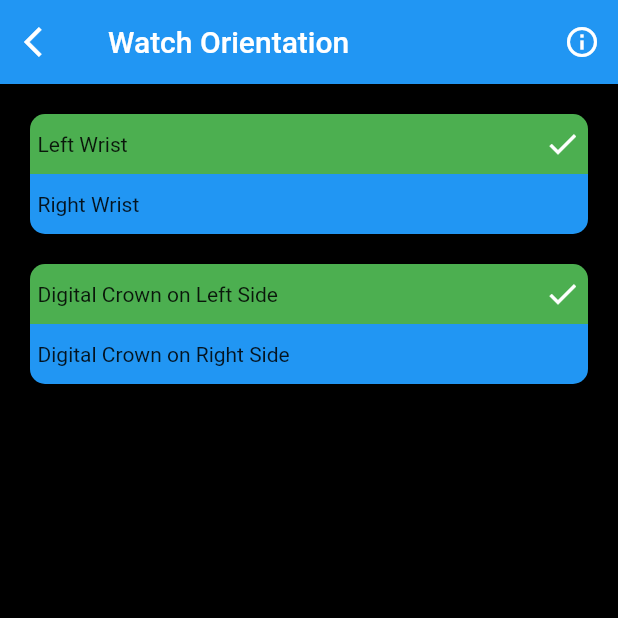
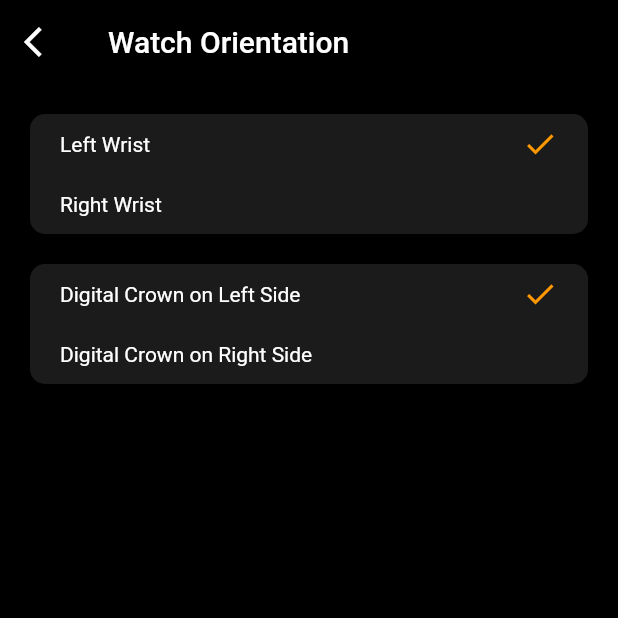
Before and after one commit to TaneHerbert/MyWatchApp, a Flutter app: the GeneralPage screen opened directly, after a tap on "Watch Orientation", on a phone screen of 412 x 824 dp, the top half of it. Run offline on Flutter 3.47's test engine with Material 2 defaults, Android fonts, the phone set to English and light mode, and no system bars; our stand-ins replace carousel_slider, flutter_blue, font_awesome_flutter.

Commit message:
Changed main colours Future idea: have all colours in one class so can easily chnage in futute

```diff
--- a/lib/generalPage.dart
+++ b/lib/generalPage.dart
@@ -20,6 +20,7 @@
   Widget build(BuildContext context) {
     return Scaffold(
       appBar: AppBar(
+        backgroundColor: Colors.black,
         title: const Text('GeneralPage'),
         automaticallyImplyLeading: false,
         leading: IconButton(
@@ -28,14 +29,6 @@
           },
           icon: const Icon(Icons.arrow_back_ios),
         ),
-        actions: [
-          IconButton(
-            onPressed: () {
-              debugPrint('Actions');
-            },
-            icon: const Icon(Icons.info_outline),
-          ),
-        ],
       ),
       body: Padding(
         padding: const EdgeInsets.only(left: 25, top: 10, right: 25),
@@ -44,7 +37,7 @@
             Container(
               width: double.infinity,
               decoration: BoxDecoration(
-                color: Colors.orange,
+                color: const Color.fromARGB(200, 34, 34, 34),
                 borderRadius: BorderRadius.circular(10),
               ),
               child: Padding(
@@ -69,12 +62,21 @@
                         child: Row(
                           mainAxisAlignment: MainAxisAlignment.spaceBetween,
                           children: [
-                            const Text("Name"),
+                            const Text(
+                              "Name",
+                              style: TextStyle(color: Colors.white),
+                            ),
                             const Spacer(flex: 1),
-                            Text(name),
+                            Text(
+                              name,
+                              style: const TextStyle(color: Colors.white),
+                            ),
                             const Padding(
                               padding: EdgeInsets.only(left: 5),
-                              child: Text(">"),
+                              child: Text(
+                                ">",
+                                style: TextStyle(color: Colors.white),
+                              ),
                             ),
                           ],
                         ),
@@ -95,8 +97,14 @@
                         child: Row(
                           mainAxisAlignment: MainAxisAlignment.spaceBetween,
                           children: const [
-                            Text("Software Update"),
-                            Text(">"),
+                            Text(
+                              "Software Update",
+                              style: TextStyle(color: Colors.white),
+                            ),
+                            Text(
+                              ">",
+                              style: TextStyle(color: Colors.white),
+                            ),
                           ],
                         ),
                       ),
@@ -119,7 +127,7 @@
               child: Container(
                 width: double.infinity,
                 decoration: BoxDecoration(
-                  color: Colors.orange,
+                  color: const Color.fromARGB(200, 34, 34, 34),
                   borderRadius: BorderRadius.circular(10),
                 ),
                 child: Padding(
@@ -131,8 +139,14 @@
                         child: Row(
                           mainAxisAlignment: MainAxisAlignment.spaceBetween,
                           children: const [
-                            Text("Watch Orientation"),
-                            Text(">"),
+                            Text(
+                              "Watch Orientation",
+                              style: TextStyle(color: Colors.white),
+                            ),
+                            Text(
+                              ">",
+                              style: TextStyle(color: Colors.white),
+                            ),
                           ],
                         ),
                       ),
@@ -155,7 +169,7 @@
               child: Container(
                 width: double.infinity,
                 decoration: BoxDecoration(
-                  color: Colors.orange,
+                  color: const Color.fromARGB(200, 34, 34, 34),
                   borderRadius: BorderRadius.circular(10),
                 ),
                 child: Padding(
@@ -167,8 +181,14 @@
                         child: Row(
                           mainAxisAlignment: MainAxisAlignment.spaceBetween,
                           children: const [
-                            Text("Return To Clock"),
-                            Text(">"),
+                            Text(
+                              "Return To Clock",
+                              style: TextStyle(color: Colors.white),
+                            ),
+                            Text(
+                              ">",
+                              style: TextStyle(color: Colors.white),
+                            ),
                           ],
                         ),
                       ),
@@ -197,6 +217,7 @@
   Widget build(BuildContext context) {
     return Scaffold(
         appBar: AppBar(
+          backgroundColor: Colors.black,
           title: const Text('Name'),
           automaticallyImplyLeading: false,
           leading: IconButton(
@@ -205,14 +226,6 @@
             },
             icon: const Icon(Icons.arrow_back_ios),
           ),
-          actions: [
-            IconButton(
-              onPressed: () {
-                debugPrint('Actions');
-              },
-              icon: const Icon(Icons.info_outline),
-            ),
-          ],
         ),
         body: Padding(
           padding: const EdgeInsets.all(10),
@@ -225,13 +238,13 @@
             decoration: InputDecoration(
               enabledBorder: const OutlineInputBorder(
                 borderSide: BorderSide(
-                  width: 3,
+                  width: 1,
                   color: Colors.white,
                 ),
               ),
               focusedBorder: const OutlineInputBorder(
                 borderSide: BorderSide(
-                  width: 3,
+                  width: 1,
                   color: Colors.blue,
                 ),
               ),
@@ -260,6 +273,7 @@
   Widget build(BuildContext context) {
     return Scaffold(
       appBar: AppBar(
+        backgroundColor: Colors.black,
         title: const Text('Software Update'),
         automaticallyImplyLeading: false,
         leading: IconButton(
@@ -268,14 +282,6 @@
           },
           icon: const Icon(Icons.arrow_back_ios),
         ),
-        actions: [
-          IconButton(
-            onPressed: () {
-              debugPrint('Actions');
-            },
-            icon: const Icon(Icons.info_outline),
-          ),
-        ],
       ),
     );
   }
@@ -303,6 +309,7 @@
   Widget build(BuildContext context) {
     return Scaffold(
       appBar: AppBar(
+        backgroundColor: Colors.black,
         title: const Text('Watch Orientation'),
         automaticallyImplyLeading: false,
         leading: IconButton(
@@ -311,14 +318,6 @@
           },
           icon: const Icon(Icons.arrow_back_ios),
         ),
-        actions: [
-          IconButton(
-            onPressed: () {
-              debugPrint('Actions');
-            },
-            icon: const Icon(Icons.info_outline),
-          ),
-        ],
       ),
       body: Column(
         children: [
@@ -338,23 +337,28 @@
                               },
                               child: Container(
                                 height: 40,
-                                decoration: BoxDecoration(
-                                  color: _selectedIndex1 == index
-                                      ? Colors.green
-                                      : Colors.blue,
+                                decoration: const BoxDecoration(
+                                  // color: _selectedIndex1 == index
+                                  //     ? Colors.green
+                                  //     : Colors.blue,
+                                  color: Color.fromARGB(200, 34, 34, 34),
                                 ),
                                 child: Padding(
-                                  padding:
-                                      const EdgeInsets.only(left: 5, right: 5),
+                                  padding: const EdgeInsets.only(
+                                      left: 20, right: 20),
                                   child: Align(
                                       alignment: Alignment.centerLeft,
                                       child: Row(
                                         children: <Widget>[
-                                          Text(texts1[index]),
+                                          Text(
+                                            texts1[index],
+                                            style: const TextStyle(
+                                                color: Colors.white),
+                                          ),
                                           const Spacer(flex: 1),
                                           _selectedIndex1 == index
                                               ? const Icon(Icons.check,
-                                                  color: Colors.white)
+                                                  color: Colors.orange)
                                               : const SizedBox(),
                                         ],
                                       )),
@@ -380,23 +384,28 @@
                               },
                               child: Container(
                                 height: 40,
-                                decoration: BoxDecoration(
-                                  color: _selectedIndex2 == index
-                                      ? Colors.green
-                                      : Colors.blue,
+                                decoration: const BoxDecoration(
+                                  // color: _selectedIndex2 == index
+                                  //     ? Colors.green
+                                  //     : Colors.blue,
+                                  color: Color.fromARGB(200, 34, 34, 34),
                                 ),
                                 child: Padding(
-                                  padding:
-                                      const EdgeInsets.only(left: 5, right: 5),
+                                  padding: const EdgeInsets.only(
+                                      left: 20, right: 20),
                                   child: Align(
                                       alignment: Alignment.centerLeft,
                                       child: Row(
                                         children: <Widget>[
-                                          Text(texts2[index]),
+                                          Text(
+                                            texts2[index],
+                                            style: const TextStyle(
+                                                color: Colors.white),
+                                          ),
                                           const Spacer(flex: 1),
                                           _selectedIndex2 == index
                                               ? const Icon(Icons.check,
-                                                  color: Colors.white)
+                                                  color: Colors.orange)
                                               : const SizedBox(),
                                         ],
                                       )),
@@ -431,6 +440,7 @@
   Widget build(BuildContext context) {
     return Scaffold(
       appBar: AppBar(
+        backgroundColor: Colors.black,
         title: const Text('Watch Orientation'),
         automaticallyImplyLeading: false,
         leading: IconButton(
@@ -439,14 +449,6 @@
           },
           icon: const Icon(Icons.arrow_back_ios),
         ),
-        actions: [
-          IconButton(
-            onPressed: () {
-              debugPrint('Actions');
-            },
-            icon: const Icon(Icons.info_outline),
-          ),
-        ],
       ),
       body: Padding(
           padding: const EdgeInsets.only(left: 20, right: 20, top: 20),
@@ -464,22 +466,26 @@
                           },
                           child: Container(
                             height: 40,
-                            decoration: BoxDecoration(
-                              color: _selectedIndex == index
-                                  ? Colors.green
-                                  : Colors.blue,
+                            decoration: const BoxDecoration(
+                              // color: _selectedIndex == index
+                              //     ? Colors.green
+                              //     : Colors.blue,
+                              color: Color.fromARGB(200, 34, 34, 34),
                             ),
                             child: Padding(
-                              padding: const EdgeInsets.only(left: 5, right: 5),
+                              padding:
+                                  const EdgeInsets.only(left: 20, right: 20),
                               child: Align(
                                   alignment: Alignment.centerLeft,
                                   child: Row(
                                     children: <Widget>[
-                                      Text(texts[index]),
+                                      Text(texts[index],
+                                          style: const TextStyle(
+                                              color: Colors.white)),
                                       const Spacer(flex: 1),
                                       _selectedIndex == index
                                           ? const Icon(Icons.check,
-                                              color: Colors.white)
+                                              color: Colors.orange)
                                           : const SizedBox(),
                                     ],
                                   )),
--- a/pubspec.yaml
+++ b/pubspec.yaml
@@ -38,7 +38,6 @@
   flutter_blue: ^0.8.0
   carousel_slider: ^4.2.1
   font_awesome_flutter: ^10.3.0
-  date_time_picker: ^2.1.0
   intl: ^0.17.0
 
 dev_dependencies:
```
Also changed, not shown: lib/display_and_brigtness.dart (+28 -25 lines), lib/notifications.dart (+31 -23 lines), lib/setAlarm.dart (+1 -8 lines), lib/setTime.dart (+18 -19 lines), lib/settingsPage.dart (+50 -14 lines), lib/soundAndVolume.dart (+17 -13 lines), pubspec.lock.
